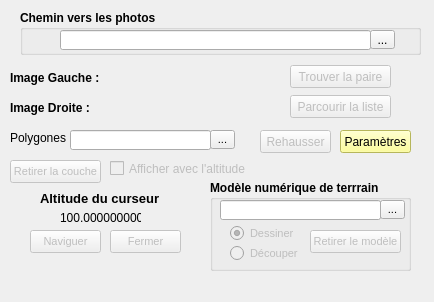
Qt form src/ui-optionWindow.ui (Direction-des-inventaires-forestiers/StereoPhoto) before a commit.
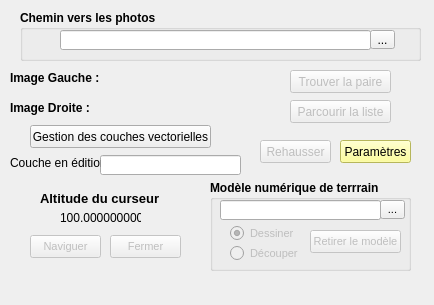
The same form after that commit.

```diff
--- a/src/ui-optionWindow.ui
+++ b/src/ui-optionWindow.ui
@@ -7,7 +7,7 @@
     <x>0</x>
     <y>0</y>
     <width>434</width>
-    <height>302</height>
+    <height>305</height>
    </rect>
   </property>
   <property name="minimumSize">
@@ -26,7 +26,7 @@
       <x>20</x>
       <y>10</y>
       <width>401</width>
-      <height>45</height>
+      <height>51</height>
      </rect>
     </property>
     <property name="font">
@@ -87,7 +87,7 @@
     <property name="geometry">
      <rect>
       <x>290</x>
-      <y>95</y>
+      <y>100</y>
       <width>101</width>
       <height>23</height>
      </rect>
@@ -103,7 +103,7 @@
     <property name="geometry">
      <rect>
       <x>260</x>
-      <y>130</y>
+      <y>140</y>
       <width>71</width>
       <height>23</height>
      </rect>
@@ -122,7 +122,7 @@
     <property name="geometry">
      <rect>
       <x>30</x>
-      <y>230</y>
+      <y>235</y>
       <width>71</width>
       <height>23</height>
      </rect>
@@ -144,8 +144,8 @@
     </property>
     <property name="geometry">
      <rect>
-      <x>70</x>
-      <y>130</y>
+      <x>100</x>
+      <y>155</y>
       <width>141</width>
       <height>20</height>
      </rect>
@@ -164,60 +164,17 @@
      <bool>true</bool>
     </property>
    </widget>
-   <widget class="QToolButton" name="importToolVectorLayer">
-    <property name="geometry">
-     <rect>
-      <x>210</x>
-      <y>130</y>
-      <width>25</width>
-      <height>19</height>
-     </rect>
-    </property>
-    <property name="font">
-     <font>
-      <pointsize>8</pointsize>
-      <weight>50</weight>
-      <bold>false</bold>
-     </font>
-    </property>
-    <property name="text">
-     <string>...</string>
-    </property>
-   </widget>
-   <widget class="QPushButton" name="pushButtonRemoveShape">
-    <property name="enabled">
-     <bool>false</bool>
-    </property>
-    <property name="geometry">
-     <rect>
-      <x>10</x>
-      <y>160</y>
-      <width>91</width>
-      <height>23</height>
-     </rect>
-    </property>
-    <property name="font">
-     <font>
-      <pointsize>8</pointsize>
-      <weight>50</weight>
-      <bold>false</bold>
-     </font>
-    </property>
-    <property name="text">
-     <string>Retirer la couche</string>
-    </property>
-   </widget>
    <widget class="QLabel" name="label_11">
     <property name="geometry">
      <rect>
       <x>10</x>
-      <y>130</y>
-      <width>71</width>
+      <y>155</y>
+      <width>91</width>
       <height>16</height>
      </rect>
     </property>
     <property name="text">
-     <string>Polygones</string>
+     <string>Couche en édition</string>
     </property>
    </widget>
    <widget class="QGroupBox" name="groupBoxMNT">
@@ -358,7 +315,7 @@
     <property name="geometry">
      <rect>
       <x>340</x>
-      <y>130</y>
+      <y>140</y>
       <width>71</width>
       <height>23</height>
      </rect>
@@ -434,22 +391,6 @@
      <string>Image Droite :</string>
     </property>
    </widget>
-   <widget class="QCheckBox" name="checkBoxUseLayerZ">
-    <property name="enabled">
-     <bool>false</bool>
-    </property>
-    <property name="geometry">
-     <rect>
-      <x>110</x>
-      <y>160</y>
-      <width>141</width>
-      <height>17</height>
-     </rect>
-    </property>
-    <property name="text">
-     <string>Afficher avec l'altitude</string>
-    </property>
-   </widget>
    <widget class="QPushButton" name="pushButtonCloseWindow">
     <property name="enabled">
      <bool>false</bool>
@@ -457,7 +398,7 @@
     <property name="geometry">
      <rect>
       <x>110</x>
-      <y>230</y>
+      <y>235</y>
       <width>71</width>
       <height>23</height>
      </rect>
@@ -480,7 +421,7 @@
     <property name="geometry">
      <rect>
       <x>290</x>
-      <y>65</y>
+      <y>70</y>
       <width>101</width>
       <height>23</height>
      </rect>
@@ -522,6 +463,19 @@
      <string>100.000000000</string>
     </property>
    </widget>
+   <widget class="QPushButton" name="pushButtonAffVecteur">
+    <property name="geometry">
+     <rect>
+      <x>30</x>
+      <y>125</y>
+      <width>181</width>
+      <height>23</height>
+     </rect>
+    </property>
+    <property name="text">
+     <string>Gestion des couches vectorielles</string>
+    </property>
+   </widget>
   </widget>
  </widget>
  <resources/>
```
